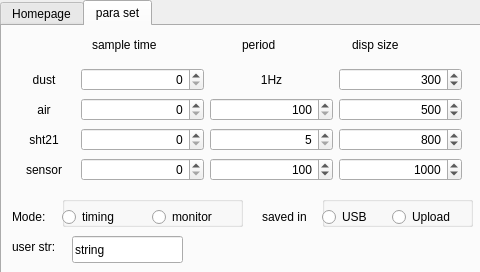
First picture: the form in mainwindow.ui, repository yu1019594136/enose_online, before the edit.
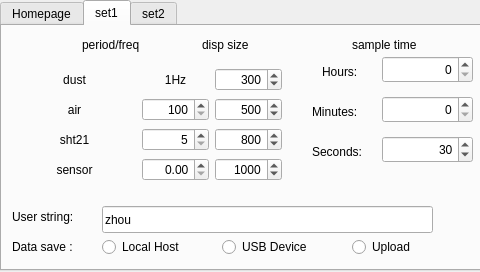
Second picture: the form after the edit. The open tabs and pages were chosen to show the change.

Commit message: 线程之间的工作框架搭建好 1、新增了参数界面2，用于放置采样通道参数的配置和采样模式，以及启动采集任务start按钮和停止stop按钮 2、点击START按钮后GUI线程负责从界面读取参数到一个全局变量GUI_data，读取完后发送信号给逻辑线程； 3、逻辑线程负责解析数据，并以此发送信号和参数给串口线程和PRU线程，两个线程将根据参数开始启动采集任务； 4、负责计时采样时间的定时器有逻辑线程启动，时间达到后，逻辑线程将发送信号给串口线程和pru线程，通知其结束采集任务

The edit to the form file:
```diff
--- a/mainwindow.ui
+++ b/mainwindow.ui
@@ -20,7 +20,7 @@
       <x>0</x>
       <y>0</y>
       <width>481</width>
-      <height>281</height>
+      <height>271</height>
      </rect>
     </property>
     <property name="toolTip">
@@ -122,12 +122,12 @@
     </widget>
     <widget class="QWidget" name="para_set">
      <attribute name="title">
-      <string>para set</string>
+      <string>set1</string>
      </attribute>
      <widget class="QLabel" name="label_10">
       <property name="geometry">
        <rect>
-        <x>350</x>
+        <x>200</x>
         <y>10</y>
         <width>67</width>
         <height>17</height>
@@ -140,14 +140,14 @@
      <widget class="QLabel" name="label_12">
       <property name="geometry">
        <rect>
-        <x>240</x>
+        <x>80</x>
         <y>10</y>
-        <width>51</width>
+        <width>91</width>
         <height>17</height>
        </rect>
       </property>
       <property name="text">
-       <string>period</string>
+       <string>period/freq</string>
       </property>
      </widget>
      <widget class="QWidget" name="gridLayoutWidget">
@@ -155,12 +155,22 @@
        <rect>
         <x>0</x>
         <y>30</y>
-        <width>471</width>
+        <width>291</width>
         <height>141</height>
        </rect>
       </property>
-      <layout class="QGridLayout" name="gridLayout" columnstretch="1,2,2,2">
-       <item row="2" column="2">
+      <layout class="QGridLayout" name="gridLayout" columnstretch="1,0,0">
+       <item row="4" column="0">
+        <widget class="QLabel" name="label_4">
+         <property name="text">
+          <string>sensor</string>
+         </property>
+         <property name="alignment">
+          <set>Qt::AlignCenter</set>
+         </property>
+        </widget>
+       </item>
+       <item row="2" column="1">
         <widget class="QSpinBox" name="spinBox_5">
          <property name="alignment">
           <set>Qt::AlignRight|Qt::AlignTrailing|Qt::AlignVCenter</set>
@@ -173,40 +183,7 @@
          </property>
         </widget>
        </item>
-       <item row="1" column="1">
-        <widget class="QSpinBox" name="spinBox_4">
-         <property name="alignment">
-          <set>Qt::AlignRight|Qt::AlignTrailing|Qt::AlignVCenter</set>
-         </property>
-         <property name="maximum">
-          <number>999999999</number>
-         </property>
-        </widget>
-       </item>
-       <item row="4" column="1">
-        <widget class="QSpinBox" name="spinBox_2">
-         <property name="alignment">
-          <set>Qt::AlignRight|Qt::AlignTrailing|Qt::AlignVCenter</set>
-         </property>
-         <property name="maximum">
-          <number>999999999</number>
-         </property>
-        </widget>
-       </item>
-       <item row="4" column="2">
-        <widget class="QSpinBox" name="spinBox_7">
-         <property name="alignment">
-          <set>Qt::AlignRight|Qt::AlignTrailing|Qt::AlignVCenter</set>
-         </property>
-         <property name="maximum">
-          <number>999999999</number>
-         </property>
-         <property name="value">
-          <number>100</number>
-         </property>
-        </widget>
-       </item>
-       <item row="3" column="2">
+       <item row="3" column="1">
         <widget class="QSpinBox" name="spinBox_6">
          <property name="alignment">
           <set>Qt::AlignRight|Qt::AlignTrailing|Qt::AlignVCenter</set>
@@ -229,7 +206,7 @@
          </property>
         </widget>
        </item>
-       <item row="1" column="2">
+       <item row="1" column="1">
         <widget class="QLabel" name="label_13">
          <property name="text">
           <string>1Hz</string>
@@ -239,16 +216,6 @@
          </property>
         </widget>
        </item>
-       <item row="4" column="0">
-        <widget class="QLabel" name="label_4">
-         <property name="text">
-          <string>sensor</string>
-         </property>
-         <property name="alignment">
-          <set>Qt::AlignCenter</set>
-         </property>
-        </widget>
-       </item>
        <item row="3" column="0">
         <widget class="QLabel" name="label_3">
          <property name="text">
@@ -259,16 +226,6 @@
          </property>
         </widget>
        </item>
-       <item row="2" column="1">
-        <widget class="QSpinBox" name="spinBox">
-         <property name="alignment">
-          <set>Qt::AlignRight|Qt::AlignTrailing|Qt::AlignVCenter</set>
-         </property>
-         <property name="maximum">
-          <number>999999999</number>
-         </property>
-        </widget>
-       </item>
        <item row="2" column="0">
         <widget class="QLabel" name="label_2">
          <property name="text">
@@ -279,17 +236,7 @@
          </property>
         </widget>
        </item>
-       <item row="3" column="1">
-        <widget class="QSpinBox" name="spinBox_3">
-         <property name="alignment">
-          <set>Qt::AlignRight|Qt::AlignTrailing|Qt::AlignVCenter</set>
-         </property>
-         <property name="maximum">
-          <number>999999999</number>
-         </property>
-        </widget>
-       </item>
-       <item row="1" column="3">
+       <item row="1" column="2">
         <widget class="QSpinBox" name="spinBox_8">
          <property name="alignment">
           <set>Qt::AlignRight|Qt::AlignTrailing|Qt::AlignVCenter</set>
@@ -302,7 +249,7 @@
          </property>
         </widget>
        </item>
-       <item row="2" column="3">
+       <item row="2" column="2">
         <widget class="QSpinBox" name="spinBox_9">
          <property name="alignment">
           <set>Qt::AlignRight|Qt::AlignTrailing|Qt::AlignVCenter</set>
@@ -315,7 +262,7 @@
          </property>
         </widget>
        </item>
-       <item row="3" column="3">
+       <item row="3" column="2">
         <widget class="QSpinBox" name="spinBox_10">
          <property name="alignment">
           <set>Qt::AlignRight|Qt::AlignTrailing|Qt::AlignVCenter</set>
@@ -328,7 +275,7 @@
          </property>
         </widget>
        </item>
-       <item row="4" column="3">
+       <item row="4" column="2">
         <widget class="QSpinBox" name="spinBox_11">
          <property name="alignment">
           <set>Qt::AlignRight|Qt::AlignTrailing|Qt::AlignVCenter</set>
@@ -341,12 +288,19 @@
          </property>
         </widget>
        </item>
+       <item row="4" column="1">
+        <widget class="QDoubleSpinBox" name="doubleSpinBox">
+         <property name="alignment">
+          <set>Qt::AlignRight|Qt::AlignTrailing|Qt::AlignVCenter</set>
+         </property>
+        </widget>
+       </item>
       </layout>
      </widget>
      <widget class="QLabel" name="label_5">
       <property name="geometry">
        <rect>
-        <x>90</x>
+        <x>350</x>
         <y>10</y>
         <width>91</width>
         <height>17</height>
@@ -359,47 +313,270 @@
      <widget class="QLineEdit" name="lineEdit">
       <property name="geometry">
        <rect>
-        <x>70</x>
-        <y>210</y>
-        <width>111</width>
+        <x>100</x>
+        <y>180</y>
+        <width>331</width>
         <height>27</height>
        </rect>
       </property>
       <property name="text">
-       <string>string</string>
+       <string>zhou</string>
       </property>
      </widget>
      <widget class="QLabel" name="label_6">
       <property name="geometry">
        <rect>
         <x>10</x>
-        <y>210</y>
-        <width>61</width>
+        <y>180</y>
+        <width>81</width>
         <height>21</height>
        </rect>
       </property>
       <property name="text">
-       <string>user str:</string>
+       <string>User string:</string>
       </property>
      </widget>
      <widget class="QLabel" name="label_7">
       <property name="geometry">
        <rect>
-        <x>260</x>
-        <y>180</y>
-        <width>61</width>
+        <x>10</x>
+        <y>210</y>
+        <width>81</width>
         <height>21</height>
        </rect>
       </property>
       <property name="text">
-       <string>saved in</string>
+       <string>Data save :</string>
       </property>
+     </widget>
+     <widget class="QRadioButton" name="radioButton">
+      <property name="geometry">
+       <rect>
+        <x>220</x>
+        <y>210</y>
+        <width>111</width>
+        <height>22</height>
+       </rect>
+      </property>
+      <property name="text">
+       <string>USB Device</string>
+      </property>
+     </widget>
+     <widget class="QRadioButton" name="radioButton_2">
+      <property name="geometry">
+       <rect>
+        <x>350</x>
+        <y>210</y>
+        <width>81</width>
+        <height>22</height>
+       </rect>
+      </property>
+      <property name="text">
+       <string>Upload</string>
+      </property>
+     </widget>
+     <widget class="QRadioButton" name="radioButton_5">
+      <property name="geometry">
+       <rect>
+        <x>100</x>
+        <y>210</y>
+        <width>117</width>
+        <height>22</height>
+       </rect>
+      </property>
+      <property name="text">
+       <string>Local Host</string>
+      </property>
+     </widget>
+     <widget class="QSpinBox" name="spinBox">
+      <property name="geometry">
+       <rect>
+        <x>380</x>
+        <y>30</y>
+        <width>91</width>
+        <height>27</height>
+       </rect>
+      </property>
+      <property name="alignment">
+       <set>Qt::AlignRight|Qt::AlignTrailing|Qt::AlignVCenter</set>
+      </property>
+      <property name="maximum">
+       <number>999999999</number>
+      </property>
+     </widget>
+     <widget class="QSpinBox" name="spinBox_3">
+      <property name="geometry">
+       <rect>
+        <x>380</x>
+        <y>70</y>
+        <width>91</width>
+        <height>27</height>
+       </rect>
+      </property>
+      <property name="alignment">
+       <set>Qt::AlignRight|Qt::AlignTrailing|Qt::AlignVCenter</set>
+      </property>
+      <property name="maximum">
+       <number>999999999</number>
+      </property>
+     </widget>
+     <widget class="QSpinBox" name="spinBox_2">
+      <property name="geometry">
+       <rect>
+        <x>380</x>
+        <y>110</y>
+        <width>91</width>
+        <height>27</height>
+       </rect>
+      </property>
+      <property name="alignment">
+       <set>Qt::AlignRight|Qt::AlignTrailing|Qt::AlignVCenter</set>
+      </property>
+      <property name="maximum">
+       <number>999999999</number>
+      </property>
+      <property name="value">
+       <number>30</number>
+      </property>
+     </widget>
+     <widget class="QLabel" name="label_9">
+      <property name="geometry">
+       <rect>
+        <x>320</x>
+        <y>30</y>
+        <width>51</width>
+        <height>31</height>
+       </rect>
+      </property>
+      <property name="text">
+       <string>Hours:</string>
+      </property>
+     </widget>
+     <widget class="QLabel" name="label_14">
+      <property name="geometry">
+       <rect>
+        <x>310</x>
+        <y>70</y>
+        <width>71</width>
+        <height>31</height>
+       </rect>
+      </property>
+      <property name="text">
+       <string>Minutes:</string>
+      </property>
+     </widget>
+     <widget class="QLabel" name="label_15">
+      <property name="geometry">
+       <rect>
+        <x>310</x>
+        <y>110</y>
+        <width>71</width>
+        <height>31</height>
+       </rect>
+      </property>
+      <property name="text">
+       <string>Seconds:</string>
+      </property>
+     </widget>
+    </widget>
+    <widget class="QWidget" name="tab">
+     <attribute name="title">
+      <string>set2</string>
+     </attribute>
+     <widget class="QWidget" name="gridLayoutWidget_2">
+      <property name="geometry">
+       <rect>
+        <x>0</x>
+        <y>40</y>
+        <width>481</width>
+        <height>101</height>
+       </rect>
+      </property>
+      <layout class="QGridLayout" name="gridLayout_2">
+       <item row="0" column="4">
+        <widget class="QCheckBox" name="checkBox_5">
+         <property name="text">
+          <string>AIN2</string>
+         </property>
+        </widget>
+       </item>
+       <item row="0" column="7">
+        <widget class="QCheckBox" name="checkBox_2">
+         <property name="text">
+          <string>AIN5</string>
+         </property>
+        </widget>
+       </item>
+       <item row="0" column="6">
+        <widget class="QCheckBox" name="checkBox_8">
+         <property name="text">
+          <string>AIN4</string>
+         </property>
+        </widget>
+       </item>
+       <item row="1" column="3">
+        <widget class="QCheckBox" name="checkBox">
+         <property name="text">
+          <string>AIN7</string>
+         </property>
+        </widget>
+       </item>
+       <item row="0" column="3">
+        <widget class="QCheckBox" name="checkBox_4">
+         <property name="text">
+          <string>AIN1</string>
+         </property>
+        </widget>
+       </item>
+       <item row="0" column="5">
+        <widget class="QCheckBox" name="checkBox_7">
+         <property name="text">
+          <string>AIN3</string>
+         </property>
+        </widget>
+       </item>
+       <item row="1" column="2">
+        <widget class="QCheckBox" name="checkBox_6">
+         <property name="text">
+          <string>AIN6</string>
+         </property>
+        </widget>
+       </item>
+       <item row="0" column="2">
+        <widget class="QCheckBox" name="checkBox_3">
+         <property name="text">
+          <string>AIN0</string>
+         </property>
+        </widget>
+       </item>
+       <item row="1" column="4">
+        <widget class="QCheckBox" name="checkBox_9">
+         <property name="text">
+          <string>AIN8</string>
+         </property>
+        </widget>
+       </item>
+       <item row="1" column="5">
+        <widget class="QCheckBox" name="checkBox_10">
+         <property name="text">
+          <string>AIN9</string>
+         </property>
+        </widget>
+       </item>
+       <item row="1" column="6">
+        <widget class="QCheckBox" name="checkBox_11">
+         <property name="text">
+          <string>AIN10</string>
+         </property>
+        </widget>
+       </item>
+      </layout>
      </widget>
      <widget class="QLabel" name="label_8">
       <property name="geometry">
        <rect>
         <x>10</x>
-        <y>180</y>
+        <y>160</y>
         <width>51</width>
         <height>21</height>
        </rect>
@@ -408,86 +585,70 @@
        <string>Mode:</string>
       </property>
      </widget>
-     <widget class="QGroupBox" name="groupBox">
+     <widget class="QPushButton" name="pushButton">
       <property name="geometry">
        <rect>
-        <x>320</x>
-        <y>170</y>
-        <width>151</width>
-        <height>31</height>
+        <x>270</x>
+        <y>190</y>
+        <width>81</width>
+        <height>27</height>
        </rect>
       </property>
-      <property name="title">
-       <string/>
+      <property name="text">
+       <string>Start</string>
       </property>
-      <widget class="QRadioButton" name="radioButton">
-       <property name="geometry">
-        <rect>
-         <x>0</x>
-         <y>10</y>
-         <width>61</width>
-         <height>22</height>
-        </rect>
-       </property>
-       <property name="text">
-        <string>USB</string>
-       </property>
-      </widget>
-      <widget class="QRadioButton" name="radioButton_2">
-       <property name="geometry">
-        <rect>
-         <x>70</x>
-         <y>10</y>
-         <width>81</width>
-         <height>22</height>
-        </rect>
-       </property>
-       <property name="text">
-        <string>Upload</string>
-       </property>
-      </widget>
      </widget>
-     <widget class="QGroupBox" name="groupBox_2">
+     <widget class="QPushButton" name="pushButton_2">
       <property name="geometry">
        <rect>
-        <x>60</x>
-        <y>170</y>
-        <width>181</width>
-        <height>31</height>
+        <x>370</x>
+        <y>190</y>
+        <width>81</width>
+        <height>27</height>
        </rect>
       </property>
-      <property name="title">
-       <string/>
+      <property name="text">
+       <string>Stop</string>
       </property>
-      <property name="alignment">
-       <set>Qt::AlignLeading|Qt::AlignLeft|Qt::AlignTop</set>
+     </widget>
+     <widget class="QRadioButton" name="radioButton_3">
+      <property name="geometry">
+       <rect>
+        <x>70</x>
+        <y>160</y>
+        <width>81</width>
+        <height>22</height>
+       </rect>
       </property>
-      <widget class="QRadioButton" name="radioButton_3">
-       <property name="geometry">
-        <rect>
-         <x>0</x>
-         <y>10</y>
-         <width>81</width>
-         <height>22</height>
-        </rect>
-       </property>
-       <property name="text">
-        <string>timing</string>
-       </property>
-      </widget>
-      <widget class="QRadioButton" name="radioButton_4">
-       <property name="geometry">
-        <rect>
-         <x>90</x>
-         <y>10</y>
-         <width>91</width>
-         <height>22</height>
-        </rect>
-       </property>
-       <property name="text">
-        <string>monitor</string>
-       </property>
-      </widget>
+      <property name="text">
+       <string>timing</string>
+      </property>
+     </widget>
+     <widget class="QRadioButton" name="radioButton_4">
+      <property name="geometry">
+       <rect>
+        <x>70</x>
+        <y>190</y>
+        <width>91</width>
+        <height>22</height>
+       </rect>
+      </property>
+      <property name="text">
+       <string>monitor</string>
+      </property>
+     </widget>
+     <widget class="QLabel" name="label_11">
+      <property name="geometry">
+       <rect>
+        <x>120</x>
+        <y>10</y>
+        <width>211</width>
+        <height>21</height>
+       </rect>
+      </property>
+      <property name="text">
+       <string>Sample Channel Configuration</string>
+      </property>
      </widget>
     </widget>
    </widget>
```
Left out of the diff: 2 changed lines with no effect on the pictures. The commit also changes 9 other files.
